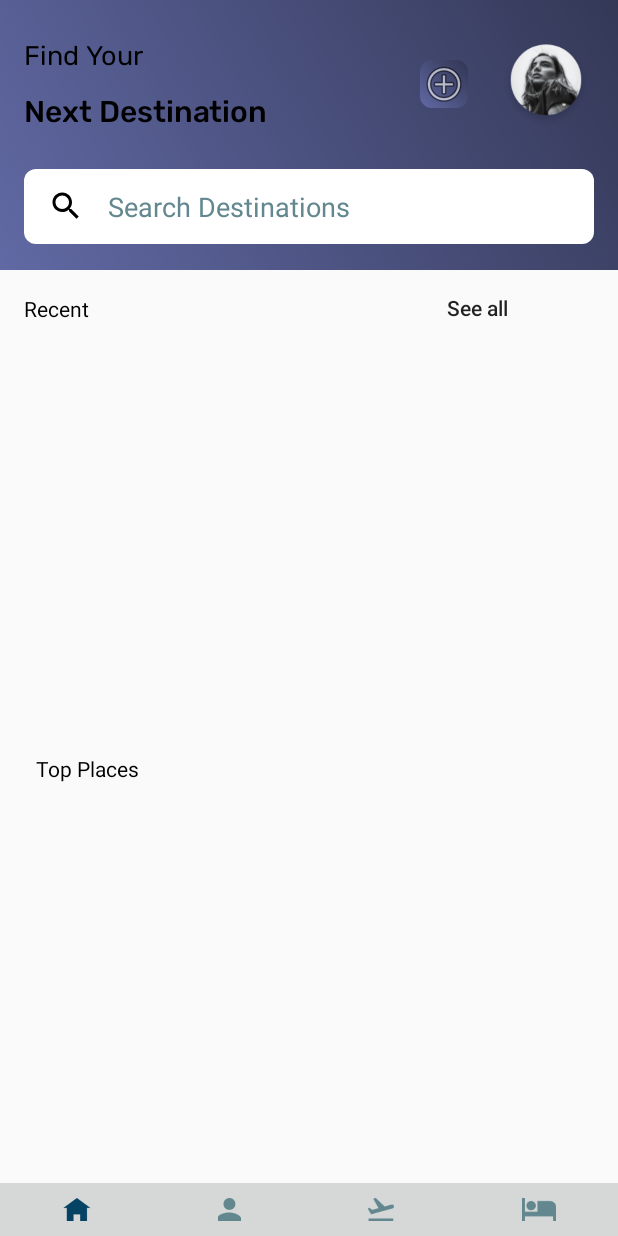
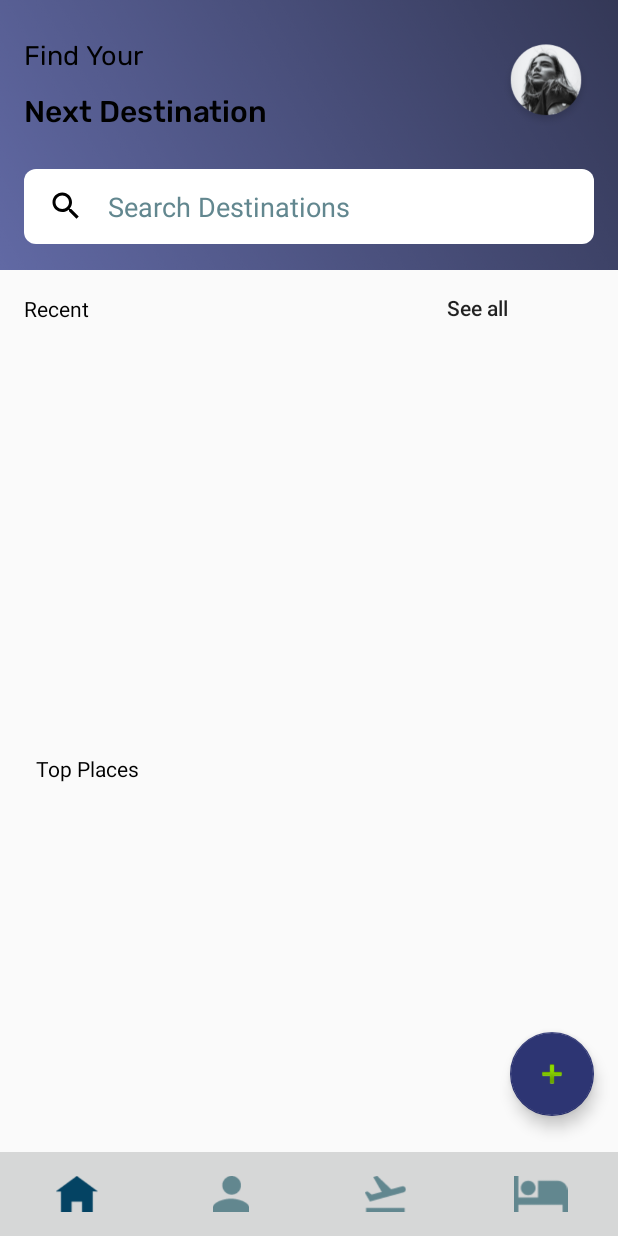
Before and after one commit to mdilshan/madd, an Android app: the PlaceActivity screen opened directly, with no data from a screen before it, on a phone screen of 412 x 824 dp. Run offline under Robolectric (Android 15) with nearby library versions, the phone set to English and light mode, and no system bars; our stand-ins replace Firebase (no records; nobody signed in at launch, a user with empty details on screens opened directly), Picasso; pictures from the network do not load; Roboto replaces fonts that are not available here.

Commit message:
Place complete

```diff
--- a/app/src/main/java/com/example/madd/PlaceActivity.java
+++ b/app/src/main/java/com/example/madd/PlaceActivity.java
@@ -5,10 +5,13 @@ import androidx.recyclerview.widget.LinearLayoutManager;
 import androidx.recyclerview.widget.RecyclerView;
 
 import android.app.Activity;
+import android.content.Context;
 import android.content.Intent;
 import android.os.Bundle;
 import android.view.View;
+import android.view.inputmethod.InputMethodManager;
 import android.widget.Button;
+import android.widget.EditText;
 import android.widget.ImageButton;
 import android.widget.ImageView;
 import android.widget.Toast;
@@ -17,6 +20,7 @@ import com.example.madd.adapter.RecentsAdapter;
 import com.example.madd.adapter.TopPlacesAdapter;
 import com.example.madd.model.RecentsData;
 import com.example.madd.model.TopPlacesData;
+import com.google.android.material.floatingactionbutton.FloatingActionButton;
 import com.google.firebase.firestore.DocumentSnapshot;
 import com.google.firebase.firestore.EventListener;
 import com.google.firebase.firestore.FirebaseFirestore;
@@ -29,8 +33,9 @@ import java.util.List;
 
 public class PlaceActivity extends AppCompatActivity {
     FirebaseFirestore myDB;
-    ImageButton btn1;
+    FloatingActionButton join_place;
     Button btn2;
+    EditText place_search_home;
     RecyclerView recentRecycler, topPlacesRecycler;
     RecentsAdapter recentsAdapter;
     TopPlacesAdapter topPlacesAdapter;
@@ -42,20 +47,29 @@ public class PlaceActivity extends AppCompatActivity {
         super.onCreate(savedInstanceState);
         setContentView(R.layout.activity_place);
         recentRecycler = findViewById(R.id.recent_recycler);
-        topPlacesRecycler = findViewById(R.id.see_all_places_recycler);
-        btn1 = findViewById(R.id.btnAdd);
+        topPlacesRecycler = findViewById(R.id.top_places_recycler);
+        join_place = findViewById(R.id.join_place);
 
-        btn1.setOnClickListener(new View.OnClickListener() {
+        join_place.setOnClickListener(new View.OnClickListener() {
             @Override
             public void onClick(View view) {
                 Intent intent = new Intent(PlaceActivity.this, AddPlaces.class);
                 startActivity(intent);
             }
         });
+        place_search_home  = findViewById(R.id.place_search_home);
+        place_search_home.setOnClickListener(new View.OnClickListener() {
+            @Override
+            public void onClick(View view) {
+                InputMethodManager imm = (InputMethodManager)getSystemService(Context.INPUT_METHOD_SERVICE);
+                imm.hideSoftInputFromWindow(place_search_home.getWindowToken(), 0);
+                Intent intent = new Intent(PlaceActivity.this, PlaceSeeAll.class);
+                startActivity(intent);
+            }
+        });
 
 
         btn2 = findViewById(R.id.button3);
-
         btn2.setOnClickListener(new View.OnClickListener() {
             @Override
             public void onClick(View view) {
@@ -106,10 +120,10 @@ public class PlaceActivity extends AppCompatActivity {
 
     public void bottomnav() {
         Activity A = PlaceActivity.this;
-        ImageView home_btn_nav1 =  (ImageView)findViewById(R.id.homee);
-        ImageView guide_btn_nav1 =(ImageView)findViewById(R.id.guidee);
-        ImageView places_btn_nav1 =(ImageView)findViewById(R.id.placee);
-        ImageView hotel_btn_nav1 = (ImageView)findViewById(R.id.hoteel);
+        ImageView home_btn_nav1 =  (ImageView)findViewById(R.id.home_btn_nav);
+        ImageView guide_btn_nav1 =(ImageView)findViewById(R.id.guide_btn_nav);
+        ImageView places_btn_nav1 =(ImageView)findViewById(R.id.places_btn_nav);
+        ImageView hotel_btn_nav1 = (ImageView)findViewById(R.id.hotel_btn_nav);
 
         home_btn_nav1.setOnClickListener(new View.OnClickListener() {
             @Override
--- a/app/src/main/java/com/example/madd/adapter/RecentsAdapter.java
+++ b/app/src/main/java/com/example/madd/adapter/RecentsAdapter.java
@@ -53,6 +53,7 @@ public class RecentsAdapter extends RecyclerView.Adapter<RecentsAdapter.RecentsV
             @Override
             public void onClick(View view) {
                 Intent i= new Intent(context, DetailsActivity.class);
+                i.putExtra("ids",holder.document);
                 context.startActivity(i);
             }
         });
--- a/app/src/main/java/com/example/madd/adapter/TopPlacesAdapter.java
+++ b/app/src/main/java/com/example/madd/adapter/TopPlacesAdapter.java
@@ -82,7 +82,7 @@ public class TopPlacesAdapter extends RecyclerView.Adapter<TopPlacesAdapter.TopP
             placeImage = itemView.findViewById(R.id.place_image);
             placeName = itemView.findViewById(R.id.place_name);
             cityName = itemView.findViewById(R.id.city_name);
-            distance = itemView.findViewById(R.id.distance);
+           // distance = itemView.findViewById(R.id.distance);
             PlaceRating = itemView.findViewById(R.id.place_review_avg);
             PlaceRateBar = itemView.findViewById(R.id.place_rating_bars);
 
--- a/app/src/main/java/com/example/madd/model/TopPlacesData.java
+++ b/app/src/main/java/com/example/madd/model/TopPlacesData.java
@@ -25,7 +25,7 @@ public class TopPlacesData {
     }
 
 
-    public TopPlacesData(String placeName, String cityName, String Rating, String imageUrl,String document ) {
+    public TopPlacesData(String document,String placeName, String cityName, String Rating, String imageUrl ) {
         this.placeName = placeName;
         this.cityName = cityName;
         //this.distance = distance;
--- a/app/src/main/res/layout/activity_place.xml
+++ b/app/src/main/res/layout/activity_place.xml
@@ -52,8 +52,10 @@
             app:layout_constraintTop_toTopOf="parent"
             app:srcCompat="@drawable/profile" />
 
+
+
         <EditText
-            android:id="@+id/editText"
+            android:id="@+id/place_search_home"
             android:layout_width="0dp"
             android:layout_height="50dp"
             android:layout_marginTop="22dp"
@@ -68,17 +70,6 @@
             app:layout_constraintEnd_toEndOf="@+id/imageView"
             app:layout_constraintStart_toStartOf="@+id/textView2"
             app:layout_constraintTop_toBottomOf="@+id/textView2" />
-
-        <ImageButton
-            android:id="@+id/btnAdd"
-            android:layout_width="0dp"
-            android:layout_height="wrap_content"
-            android:layout_marginTop="40dp"
-            android:layout_marginEnd="20dp"
-            android:background="@drawable/book_button_bg"
-            app:layout_constraintEnd_toStartOf="@+id/imageView"
-            app:layout_constraintTop_toTopOf="parent"
-            app:srcCompat="@android:drawable/ic_menu_add" />
 
     </androidx.constraintlayout.widget.ConstraintLayout>
 
@@ -117,7 +108,7 @@
         app:layout_constraintTop_toBottomOf="@+id/recent_recycler" />
 
     <androidx.recyclerview.widget.RecyclerView
-        android:id="@+id/see_all_places_recycler"
+        android:id="@+id/top_places_recycler"
         android:layout_width="0dp"
         android:layout_height="0dp"
         android:layout_marginTop="8dp"
@@ -126,55 +117,28 @@
         app:layout_constraintStart_toStartOf="parent"
         app:layout_constraintTop_toBottomOf="@+id/textView5" />
 
-    <LinearLayout
-        android:layout_width="413dp"
-        android:layout_height="35dp"
-        android:background="?attr/colorButtonNormal"
-        android:gravity="center"
-        android:orientation="horizontal"
+    <include
+        android:id="@+id/include3"
+        layout="@layout/bottom_nav"
+        android:layout_width="0dp"
+        android:layout_height="wrap_content"
         app:layout_constraintBottom_toBottomOf="parent"
         app:layout_constraintEnd_toEndOf="parent"
-        app:layout_constraintStart_toStartOf="parent">
+        app:layout_constraintHorizontal_bias="0.0"
+        app:layout_constraintStart_toStartOf="parent" />
 
-
-        <ImageButton
-            android:id="@+id/homee"
-            android:layout_width="wrap_content"
-            android:layout_height="match_parent"
-            android:layout_weight="1"
-            android:adjustViewBounds="true"
-            android:cropToPadding="false"
-            android:scaleType="fitCenter"
-            app:srcCompat="@drawable/home" />
-
-        <ImageButton
-            android:id="@+id/guidee"
-            android:layout_width="wrap_content"
-            android:layout_height="match_parent"
-            android:layout_weight="1"
-            android:adjustViewBounds="true"
-            android:scaleType="fitCenter"
-            app:srcCompat="@drawable/profileicon" />
-
-        <ImageButton
-            android:id="@+id/placee"
-            android:layout_width="wrap_content"
-            android:layout_height="match_parent"
-            android:layout_weight="1"
-            android:adjustViewBounds="true"
-            android:scaleType="fitCenter"
-            app:srcCompat="@drawable/flights" />
-
-        <ImageButton
-            android:id="@+id/hoteel"
-            android:layout_width="wrap_content"
-            android:layout_height="match_parent"
-            android:layout_weight="1"
-            android:adjustViewBounds="true"
-            android:scaleType="fitCenter"
-            app:srcCompat="@drawable/hotel" />
-
-    </LinearLayout>
+    <com.google.android.material.floatingactionbutton.FloatingActionButton
+        android:id="@+id/join_place"
+        android:layout_width="wrap_content"
+        android:layout_height="wrap_content"
+        android:layout_marginEnd="16dp"
+        android:layout_marginRight="16dp"
+        android:layout_marginBottom="80dp"
+        android:clickable="true"
+        app:backgroundTint="#2D3573"
+        app:layout_constraintBottom_toBottomOf="@+id/top_places_recycler"
+        app:layout_constraintEnd_toEndOf="parent"
+        app:srcCompat="@android:drawable/ic_input_add" />
 
     <Button
         android:id="@+id/button3"
--- a/app/src/main/res/layout/top_places_row_item.xml
+++ b/app/src/main/res/layout/top_places_row_item.xml
@@ -25,8 +25,8 @@
 
     <TextView
         android:id="@+id/place_name"
-        android:layout_width="wrap_content"
-        android:layout_height="wrap_content"
+        android:layout_width="58dp"
+        android:layout_height="23dp"
         android:layout_marginStart="12dp"
         android:layout_marginTop="20dp"
         android:text="AM Lake"
```
Also changed, not shown: app/src/main/java/com/example/madd/AddPlaces.java (+51 -2 lines), app/src/main/java/com/example/madd/DetailsActivity.java (+37 -32 lines), app/src/main/java/com/example/madd/EditPlaces.java (+76 -9 lines), app/src/main/java/com/example/madd/PlaceSeeAll.java (+81 -7 lines), app/src/main/java/com/example/madd/adapter/AllPlaceAdapter.java (+20 -17 lines), app/src/main/java/com/example/madd/model/AllPlaceData.java (+33 -32 lines), app/src/main/res/layout/activity_details.xml (+17 -14 lines), app/src/main/res/layout/activity_place_see_all.xml (+24 -4 lines), app/src/main/res/layout/recents_row_items.xml (+0 -10 lines).
